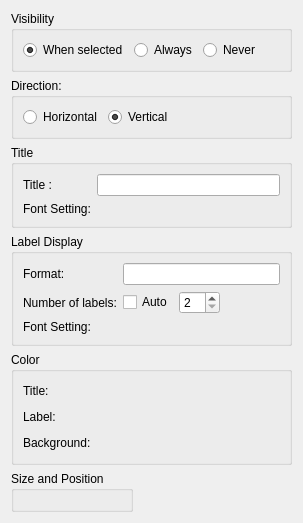
The window that libs/guicore/scalarstocolors/colormaplegendsettingeditwidget.ui (i-RIC/prepost-gui) describes before a commit, drawn with Qt 5.
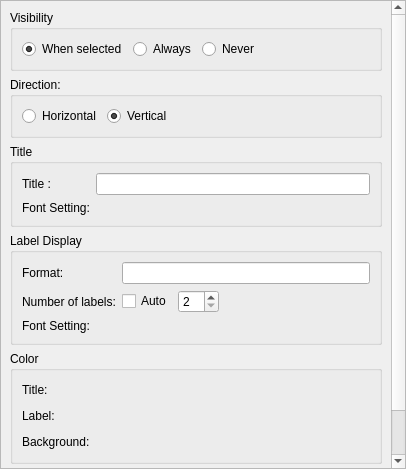
The same window after the commit. Custom widgets are drawn as their Qt base class.

```diff
--- a/libs/guicore/scalarstocolors/colormaplegendsettingeditwidget.ui
+++ b/libs/guicore/scalarstocolors/colormaplegendsettingeditwidget.ui
@@ -6,14 +6,41 @@
    <rect>
     <x>0</x>
     <y>0</y>
-    <width>303</width>
-    <height>477</height>
+    <width>406</width>
+    <height>469</height>
    </rect>
   </property>
   <property name="windowTitle">
    <string>Form</string>
   </property>
-  <layout class="QVBoxLayout" name="verticalLayout_2">
+  <layout class="QVBoxLayout" name="verticalLayout_3">
+   <property name="leftMargin">
+    <number>0</number>
+   </property>
+   <property name="topMargin">
+    <number>0</number>
+   </property>
+   <property name="rightMargin">
+    <number>0</number>
+   </property>
+   <property name="bottomMargin">
+    <number>0</number>
+   </property>
+   <item>
+    <widget class="QScrollArea" name="scrollArea">
+     <property name="widgetResizable">
+      <bool>true</bool>
+     </property>
+     <widget class="QWidget" name="scrollAreaWidgetContents">
+      <property name="geometry">
+       <rect>
+        <x>0</x>
+        <y>0</y>
+        <width>387</width>
+        <height>480</height>
+       </rect>
+      </property>
+      <layout class="QVBoxLayout" name="verticalLayout_2" stretch="0,0,0,0,0,0,1">
    <item>
     <widget class="QGroupBox" name="visibilityGroupBox">
      <property name="title">
@@ -332,6 +359,26 @@
       </spacer>
      </item>
     </layout>
+       </item>
+       <item>
+        <spacer name="verticalSpacer">
+         <property name="orientation">
+          <enum>Qt::Vertical</enum>
+         </property>
+         <property name="sizeType">
+          <enum>QSizePolicy::Minimum</enum>
+         </property>
+         <property name="sizeHint" stdset="0">
+          <size>
+           <width>20</width>
+           <height>0</height>
+          </size>
+         </property>
+        </spacer>
+       </item>
+      </layout>
+     </widget>
+    </widget>
    </item>
   </layout>
  </widget>
```
Lines whose indentation alone changed are shown as unchanged.
